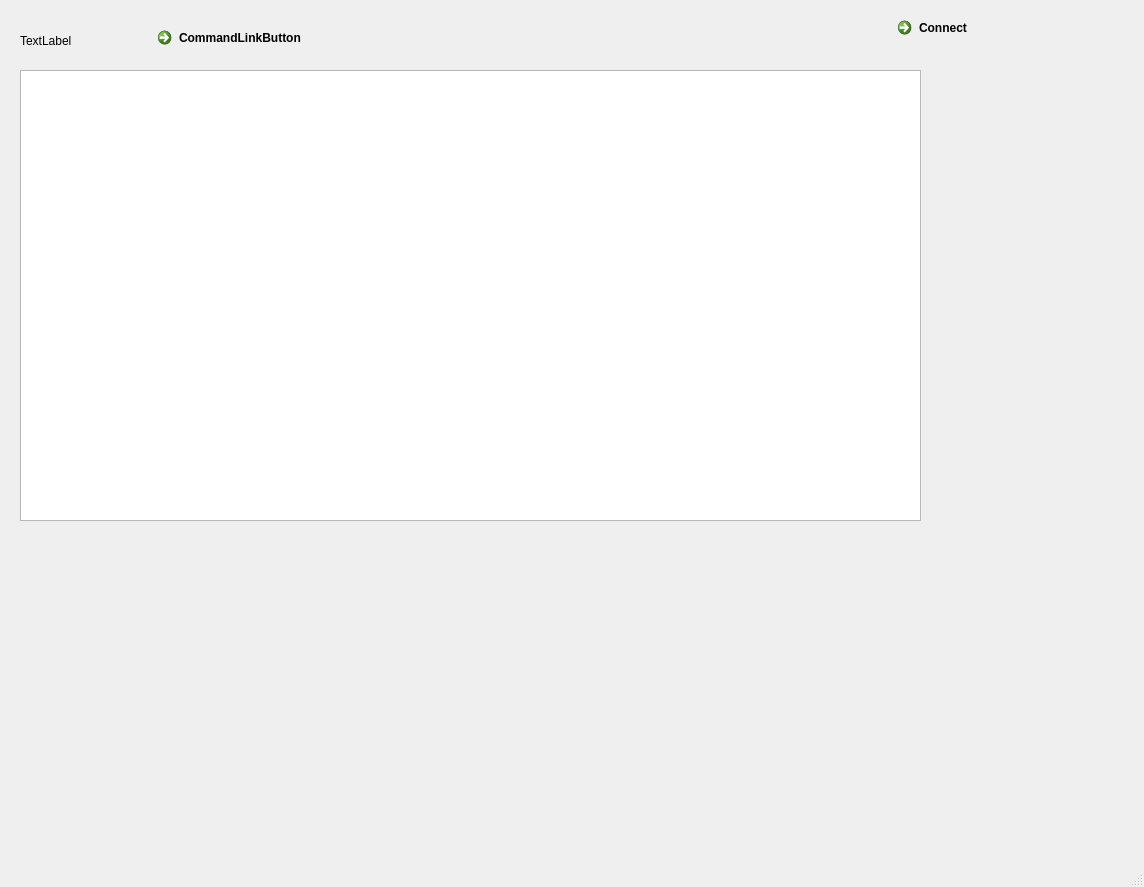
This is CLIENT/clientwin.ui in AlexNov87/chatqt as Qt 5 draws it before an edit. The edited form follows.
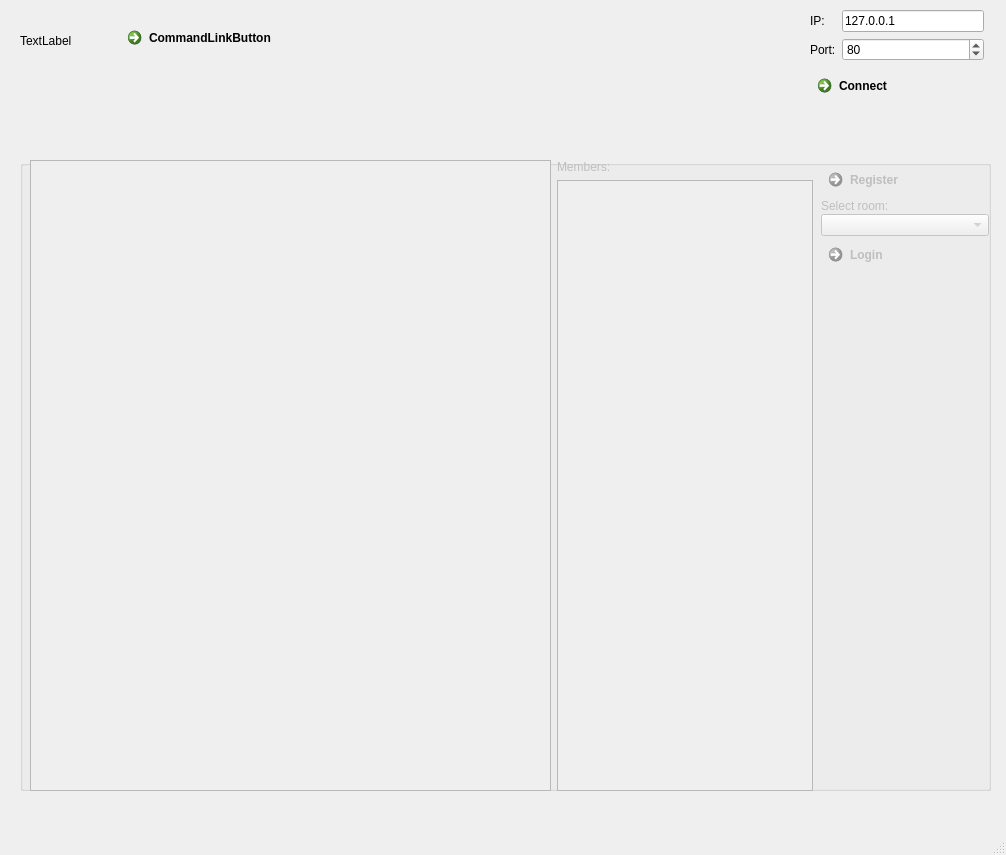
This is the edited form.

What changed in the file:
```diff
--- a/CLIENT/clientwin.ui
+++ b/CLIENT/clientwin.ui
@@ -6,8 +6,8 @@
    <rect>
     <x>0</x>
     <y>0</y>
-    <width>1144</width>
-    <height>887</height>
+    <width>1006</width>
+    <height>855</height>
    </rect>
   </property>
   <property name="windowTitle">
@@ -30,7 +30,7 @@
    <widget class="QCommandLinkButton" name="commandLinkButton">
     <property name="geometry">
      <rect>
-      <x>150</x>
+      <x>120</x>
       <y>20</y>
       <width>185</width>
       <height>41</height>
@@ -40,28 +40,164 @@
      <string>CommandLinkButton</string>
     </property>
    </widget>
-   <widget class="QListWidget" name="lw_message">
+   <widget class="QWidget" name="verticalLayoutWidget">
     <property name="geometry">
      <rect>
-      <x>20</x>
-      <y>70</y>
-      <width>901</width>
-      <height>451</height>
-     </rect>
-    </property>
-   </widget>
-   <widget class="QCommandLinkButton" name="commandLinkButton_2">
-    <property name="geometry">
-     <rect>
-      <x>890</x>
+      <x>810</x>
       <y>10</y>
-      <width>201</width>
-      <height>41</height>
+      <width>174</width>
+      <height>109</height>
      </rect>
     </property>
-    <property name="text">
-     <string>Connect</string>
+    <layout class="QVBoxLayout" name="verticalLayout">
+     <item>
+      <layout class="QFormLayout" name="formLayout">
+       <item row="0" column="0">
+        <widget class="QLabel" name="ig">
+         <property name="text">
+          <string>IP:</string>
+         </property>
+        </widget>
+       </item>
+       <item row="0" column="1">
+        <widget class="QLineEdit" name="le_setip">
+         <property name="text">
+          <string>127.0.0.1</string>
+         </property>
+        </widget>
+       </item>
+       <item row="1" column="0">
+        <widget class="QLabel" name="ig_2">
+         <property name="text">
+          <string>Port:</string>
+         </property>
+        </widget>
+       </item>
+       <item row="1" column="1">
+        <widget class="QSpinBox" name="sb_port">
+         <property name="maximum">
+          <number>65535</number>
+         </property>
+         <property name="value">
+          <number>80</number>
+         </property>
+        </widget>
+       </item>
+      </layout>
+     </item>
+     <item>
+      <widget class="QCommandLinkButton" name="pb_connect">
+       <property name="text">
+        <string>Connect</string>
+       </property>
+      </widget>
+     </item>
+    </layout>
+   </widget>
+   <widget class="QGroupBox" name="gb">
+    <property name="enabled">
+     <bool>false</bool>
     </property>
+    <property name="geometry">
+     <rect>
+      <x>20</x>
+      <y>160</y>
+      <width>971</width>
+      <height>631</height>
+     </rect>
+    </property>
+    <property name="title">
+     <string/>
+    </property>
+    <widget class="QWidget" name="horizontalLayoutWidget">
+     <property name="geometry">
+      <rect>
+       <x>10</x>
+       <y>0</y>
+       <width>961</width>
+       <height>631</height>
+      </rect>
+     </property>
+     <layout class="QHBoxLayout" name="horizontalLayout" stretch="8,0,1">
+      <item>
+       <widget class="QListWidget" name="lw_message">
+        <property name="enabled">
+         <bool>false</bool>
+        </property>
+       </widget>
+      </item>
+      <item>
+       <layout class="QVBoxLayout" name="verticalLayout_4">
+        <item>
+         <widget class="QLabel" name="label_2">
+          <property name="text">
+           <string>Members:</string>
+          </property>
+         </widget>
+        </item>
+        <item>
+         <widget class="QListView" name="lw_members"/>
+        </item>
+       </layout>
+      </item>
+      <item>
+       <layout class="QVBoxLayout" name="verticalLayout_3" stretch="0,0,0,0,0">
+        <property name="spacing">
+         <number>1</number>
+        </property>
+        <property name="leftMargin">
+         <number>2</number>
+        </property>
+        <property name="topMargin">
+         <number>2</number>
+        </property>
+        <property name="rightMargin">
+         <number>2</number>
+        </property>
+        <property name="bottomMargin">
+         <number>2</number>
+        </property>
+        <item>
+         <widget class="QCommandLinkButton" name="pb_register">
+          <property name="text">
+           <string>Register</string>
+          </property>
+         </widget>
+        </item>
+        <item>
+         <widget class="QLabel" name="label_3">
+          <property name="text">
+           <string>Select room:</string>
+          </property>
+         </widget>
+        </item>
+        <item>
+         <widget class="QComboBox" name="cb_roomlist"/>
+        </item>
+        <item>
+         <widget class="QCommandLinkButton" name="pb_login">
+          <property name="text">
+           <string>Login</string>
+          </property>
+         </widget>
+        </item>
+        <item>
+         <spacer name="verticalSpacer">
+          <property name="orientation">
+           <enum>Qt::Orientation::Vertical</enum>
+          </property>
+          <property name="sizeHint" stdset="0">
+           <size>
+            <width>20</width>
+            <height>40</height>
+           </size>
+          </property>
+         </spacer>
+        </item>
+       </layout>
+      </item>
+     </layout>
+    </widget>
    </widget>
   </widget>
   <widget class="QMenuBar" name="menubar">
```
Left out of the diff: 2 changed lines with no effect on the pictures.
